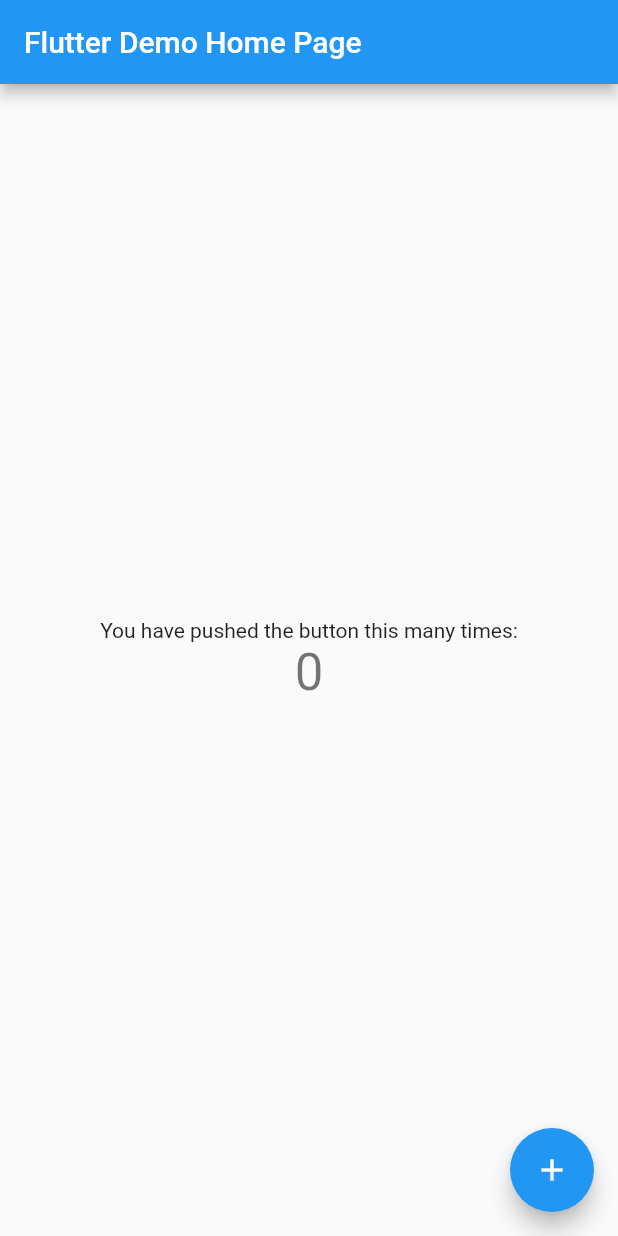
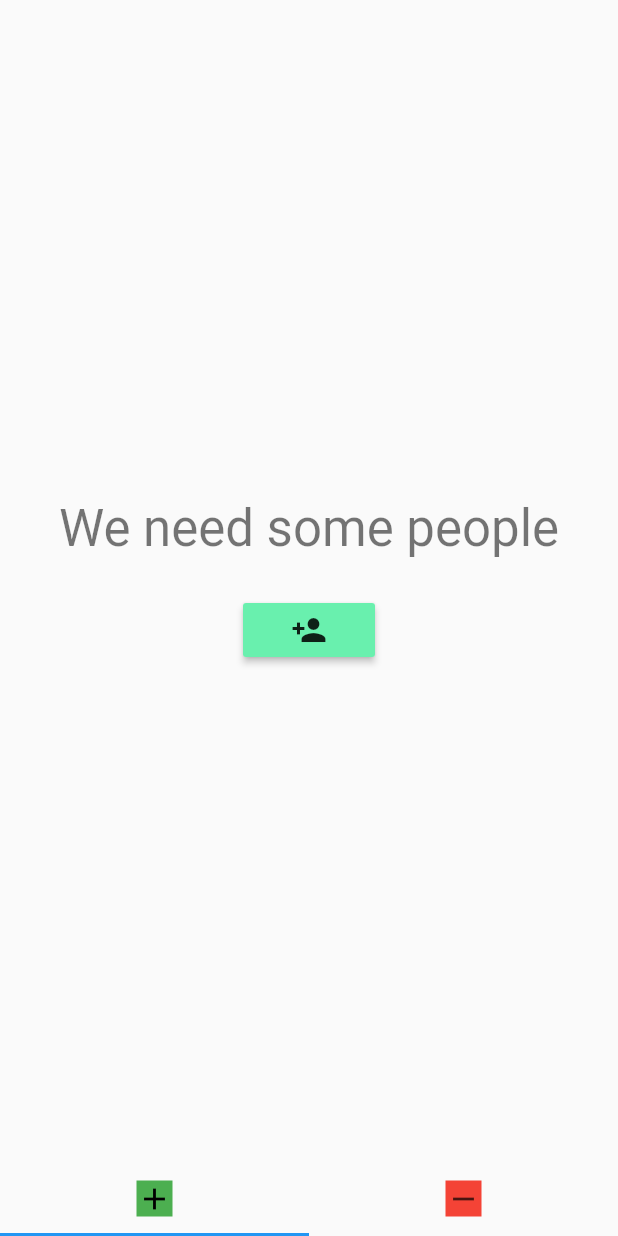
Before and after one commit to ManuelRosa/demo, a Flutter app: the screen it shows after launch, on a phone screen of 412 x 824 dp. Run offline on Flutter 3.47's test engine with Material 2 defaults, Android fonts, the phone set to English and light mode, and no system bars; our stand-ins replace equatable.

Commit message:
create classic page

```diff
--- a/lib/main.dart
+++ b/lib/main.dart
@@ -1,117 +1,74 @@
 import 'package:flutter/material.dart';
+import 'package:provider/provider.dart';
+
+import 'models/people.dart';
+import 'models/weather.dart';
+import 'screens/classic.dart';
 
 void main() {
   runApp(MyApp());
 }
 
 class MyApp extends StatelessWidget {
-  // This widget is the root of your application.
   @override
   Widget build(BuildContext context) {
-    return MaterialApp(
-      title: 'Flutter Demo',
-      theme: ThemeData(
-        // This is the theme of your application.
-        //
-        // Try running your application with "flutter run". You'll see the
-        // application has a blue toolbar. Then, without quitting the app, try
-        // changing the primarySwatch below to Colors.green and then invoke
-        // "hot reload" (press "r" in the console where you ran "flutter run",
-        // or simply save your changes to "hot reload" in a Flutter IDE).
-        // Notice that the counter didn't reset back to zero; the application
-        // is not restarted.
-        primarySwatch: Colors.blue,
-        // This makes the visual density adapt to the platform that you run
-        // the app on. For desktop platforms, the controls will be smaller and
-        // closer together (more dense) than on mobile platforms.
-        visualDensity: VisualDensity.adaptivePlatformDensity,
+    return MultiProvider(
+      providers: [
+        ChangeNotifierProvider<PeopleModel>(create: (_) => PeopleModel()),
+        Provider<WeatherModel>(
+          create: (_) => WeatherModel(condition: WeatherCondition.sunny),
+        ),
+      ],
+      child: MaterialApp(
+        title: 'Flutter Demo',
+        theme: ThemeData(
+          primarySwatch: Colors.blue,
+          visualDensity: VisualDensity.adaptivePlatformDensity,
+        ),
+        home: const MyHomePage(),
       ),
-      home: MyHomePage(title: 'Flutter Demo Home Page'),
     );
   }
 }
 
 class MyHomePage extends StatefulWidget {
-  MyHomePage({Key key, this.title}) : super(key: key);
-
-  // This widget is the home page of your application. It is stateful, meaning
-  // that it has a State object (defined below) that contains fields that affect
-  // how it looks.
-
-  // This class is the configuration for the state. It holds the values (in this
-  // case the title) provided by the parent (in this case the App widget) and
-  // used by the build method of the State. Fields in a Widget subclass are
-  // always marked "final".
-
-  final String title;
+  const MyHomePage();
 
   @override
   _MyHomePageState createState() => _MyHomePageState();
 }
 
-class _MyHomePageState extends State<MyHomePage> {
-  int _counter = 0;
+class _MyHomePageState extends State<MyHomePage>
+    with SingleTickerProviderStateMixin {
+  TabController _tabController;
 
-  void _incrementCounter() {
-    setState(() {
-      // This call to setState tells the Flutter framework that something has
-      // changed in this State, which causes it to rerun the build method below
-      // so that the display can reflect the updated values. If we changed
-      // _counter without calling setState(), then the build method would not be
-      // called again, and so nothing would appear to happen.
-      _counter++;
-    });
+  @override
+  void initState() {
+    super.initState();
+    _tabController = TabController(length: 2, vsync: this);
   }
 
   @override
   Widget build(BuildContext context) {
-    // This method is rerun every time setState is called, for instance as done
-    // by the _incrementCounter method above.
-    //
-    // The Flutter framework has been optimized to make rerunning build methods
-    // fast, so that you can just rebuild anything that needs updating rather
-    // than having to individually change instances of widgets.
-    return Scaffold(
-      appBar: AppBar(
-        // Here we take the value from the MyHomePage object that was created by
-        // the App.build method, and use it to set our appbar title.
-        title: Text(widget.title),
-      ),
-      body: Center(
-        // Center is a layout widget. It takes a single child and positions it
-        // in the middle of the parent.
-        child: Column(
-          // Column is also a layout widget. It takes a list of children and
-          // arranges them vertically. By default, it sizes itself to fit its
-          // children horizontally, and tries to be as tall as its parent.
-          //
-          // Invoke "debug painting" (press "p" in the console, choose the
-          // "Toggle Debug Paint" action from the Flutter Inspector in Android
-          // Studio, or the "Toggle Debug Paint" command in Visual Studio Code)
-          // to see the wireframe for each widget.
-          //
-          // Column has various properties to control how it sizes itself and
-          // how it positions its children. Here we use mainAxisAlignment to
-          // center the children vertically; the main axis here is the vertical
-          // axis because Columns are vertical (the cross axis would be
-          // horizontal).
-          mainAxisAlignment: MainAxisAlignment.center,
-          children: <Widget>[
-            Text(
-              'You have pushed the button this many times:',
-            ),
-            Text(
-              '$_counter',
-              style: Theme.of(context).textTheme.headline4,
-            ),
+    return SafeArea(
+      child: Scaffold(
+        body: TabBarView(
+          controller: _tabController,
+          physics: const NeverScrollableScrollPhysics(),
+          children: [
+            const ClassicScreen(),
+            const ClassicScreen(),
+          ],
+        ),
+        bottomNavigationBar: TabBar(
+          labelColor: Colors.black,
+          controller: _tabController,
+          tabs: [
+            Tab(child: Container(child: Icon(Icons.add), color: Colors.green)),
+            Tab(child: Container(child: Icon(Icons.remove), color: Colors.red)),
           ],
         ),
       ),
-      floatingActionButton: FloatingActionButton(
-        onPressed: _incrementCounter,
-        tooltip: 'Increment',
-        child: Icon(Icons.add),
-      ), // This trailing comma makes auto-formatting nicer for build methods.
     );
   }
 }
--- /dev/null
+++ b/lib/models/people.dart
@@ -0,0 +1,88 @@
+import 'package:equatable/equatable.dart';
+import 'package:flutter/material.dart';
+
+class PeopleModel with ChangeNotifier {
+  PeopleModel();
+
+  AsyncSnapshot<List<Person>> _people =
+      AsyncSnapshot.withData(ConnectionState.done, []);
+
+  AsyncSnapshot<List<Person>> get people => _people;
+
+  set people(AsyncSnapshot<List<Person>> snap) {
+    _people = snap;
+    notifyListeners();
+  }
+
+  Future<void> loadPeople() async {
+    people = people.inState(ConnectionState.waiting);
+
+    // some backend work
+    await Future.delayed(const Duration(seconds: 1));
+
+    final data = <Person>[
+      Person(name: Name(firstName: 'Manuel'), age: 20, level: Level.newbie),
+      Person(name: Name(lastName: 'Rosa'), age: 25, level: Level.associate),
+      Person(name: Name(nickName: 'Manu'), age: 30, level: Level.engineer),
+    ];
+    people = AsyncSnapshot.withData(ConnectionState.done, data);
+  }
+
+  Future<void> addSomePerson() async => addPerson(
+        Person(name: Name(firstName: 'Someone', lastName: 'New')),
+      );
+
+  Future<void> addPerson(Person newPerson) async {
+    people = people.inState(ConnectionState.waiting);
+
+    // some backend work
+    await Future.delayed(const Duration(seconds: 1));
+
+    final data = <Person>[
+      ...people.data, // just copying all people we currently have
+      newPerson,
+    ];
+    people = AsyncSnapshot.withData(ConnectionState.done, data);
+  }
+
+  void triggerError() {
+    people = AsyncSnapshot.withError(ConnectionState.done, 'Error');
+  }
+}
+
+class Person extends Equatable {
+  const Person({
+    this.name,
+    this.age,
+    this.level = Level.newbie,
+  });
+
+  final Name name;
+  final int age;
+  final Level level;
+
+  @override
+  List<Object> get props => [name, age, level];
+}
+
+class Name extends Equatable {
+  const Name({
+    this.firstName,
+    this.lastName,
+    this.nickName,
+  });
+
+  final String firstName;
+  final String lastName;
+  final String nickName;
+
+  @override
+  List<Object> get props => [firstName, lastName, nickName];
+}
+
+enum Level {
+  newbie,
+  associate,
+  engineer,
+  senior,
+}
--- /dev/null
+++ b/lib/models/weather.dart
@@ -0,0 +1,13 @@
+class WeatherModel {
+  const WeatherModel({
+    this.condition = WeatherCondition.sunny,
+  });
+
+  final WeatherCondition condition;
+}
+
+enum WeatherCondition {
+  sunny,
+  cloudy,
+  rainy,
+}
--- /dev/null
+++ b/lib/screens/classic.dart
@@ -0,0 +1,157 @@
+import 'package:demo/models/people.dart';
+import 'package:flutter/material.dart';
+import 'package:provider/provider.dart';
+
+const vSpace = SizedBox(height: 24);
+const hSpace = SizedBox(width: 24);
+
+class ClassicScreen extends StatelessWidget {
+  const ClassicScreen();
+
+  @override
+  Widget build(BuildContext context) => Consumer<PeopleModel>(
+        builder: (context, peopleModel, _) {
+          final AsyncSnapshot<List<Person>> snapPeople = peopleModel.people;
+
+          if (snapPeople.connectionState == ConnectionState.waiting) {
+            return Center(child: CircularProgressIndicator());
+          }
+
+          if (snapPeople.hasError) {
+            return Center(
+              child: Column(
+                mainAxisAlignment: MainAxisAlignment.center,
+                children: [
+                  Icon(Icons.error),
+                  vSpace,
+                  Text(
+                    'There was an error...',
+                    style: Theme.of(context).textTheme.headline4,
+                  ),
+                  vSpace,
+                  RaisedButton(
+                    onPressed: peopleModel.loadPeople,
+                    child: Icon(Icons.refresh),
+                  )
+                ],
+              ),
+            );
+          }
+
+          if (!snapPeople.hasData) {
+            // if there is nothing, show nothing...
+            return Container(color: Colors.grey);
+          }
+
+          final people = snapPeople.data;
+
+          if (people.isEmpty) {
+            return Center(
+              child: Column(
+                mainAxisAlignment: MainAxisAlignment.center,
+                children: [
+                  Text(
+                    'We need some people',
+                    style: Theme.of(context).textTheme.headline4,
+                  ),
+                  vSpace,
+                  RaisedButton(
+                    onPressed: peopleModel.addSomePerson,
+                    color: Colors.greenAccent,
+                    child: Icon(Icons.person_add),
+                  )
+                ],
+              ),
+            );
+          }
+
+          return Center(
+            child: Column(
+              children: [
+                vSpace,
+                Row(
+                  mainAxisAlignment: MainAxisAlignment.center,
+                  children: [
+                    RaisedButton(
+                      onPressed: peopleModel.loadPeople,
+                      color: Colors.blueAccent,
+                      child: Icon(Icons.refresh),
+                    ),
+                    hSpace,
+                    RaisedButton(
+                      onPressed: peopleModel.addSomePerson,
+                      color: Colors.greenAccent,
+                      child: Icon(Icons.person_add),
+                    ),
+                    hSpace,
+                    RaisedButton(
+                      onPressed: peopleModel.triggerError,
+                      color: Colors.orangeAccent,
+                      child: Icon(Icons.error),
+                    )
+                  ],
+                ),
+                vSpace,
+                Expanded(
+                  child: Container(
+                    color: Color(0xFFA0C69F), // make weather dependent
+                    child: ListView.builder(
+                      itemCount: people.length,
+                      itemBuilder: (ctx, i) => PersonTile(people[i]),
+                    ),
+                  ),
+                ),
+              ],
+            ),
+          );
+        },
+      );
+}
+
+class PersonTile extends StatelessWidget {
+  const PersonTile(this.person);
+
+  final Person person;
+
+  @override
+  Widget build(BuildContext context) => ListTile(
+        leading: person.level.asIcon,
+        title: person.titleWidget,
+        subtitle: person.subtitleWidget,
+      );
+}
+
+extension _LevelWidget on Level {
+  Widget get asIcon {
+    switch (this) {
+      case Level.newbie:
+        return Icon(Icons.arrow_drop_down);
+      case Level.associate:
+      case Level.engineer:
+      case Level.senior:
+      default:
+        return Icon(Icons.arrow_drop_up);
+    }
+  }
+}
+
+extension _PersonWidget on Person {
+  Widget get titleWidget {
+    final hasFirstName = name.firstName != null;
+    final hasLastName = name.lastName != null;
+    final text = hasFirstName && hasLastName
+        ? '${name.firstName} ${name.lastName}'
+        : hasFirstName
+            ? name.firstName
+            : hasLastName
+                ? name.lastName
+                : name?.nickName ?? 'Someone';
+    return Text(text);
+  }
+
+  Widget get subtitleWidget {
+    final text = (age != null ? 'age: $age' : '') +
+        (name?.nickName?.isEmpty ?? true ? '' : ' (aka ${name.nickName})');
+    return Text(text);
+  }
+}
--- a/pubspec.yaml
+++ b/pubspec.yaml
@@ -23,6 +23,8 @@ environment:
 dependencies:
   flutter:
     sdk: flutter
+  provider: ^4.3.3
+  equatable: ^1.2.5
 
 
   # The following adds the Cupertino Icons font to your application.
```
Also changed, not shown: pubspec.lock, 1 other file.
